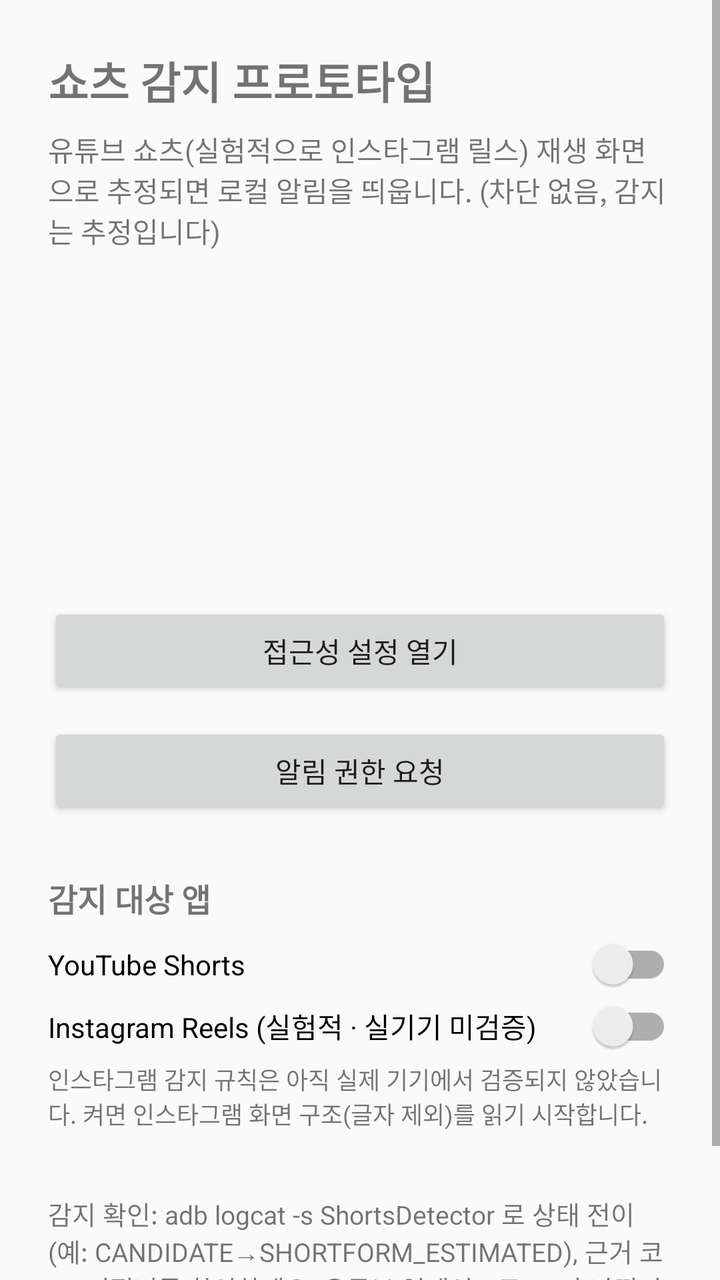
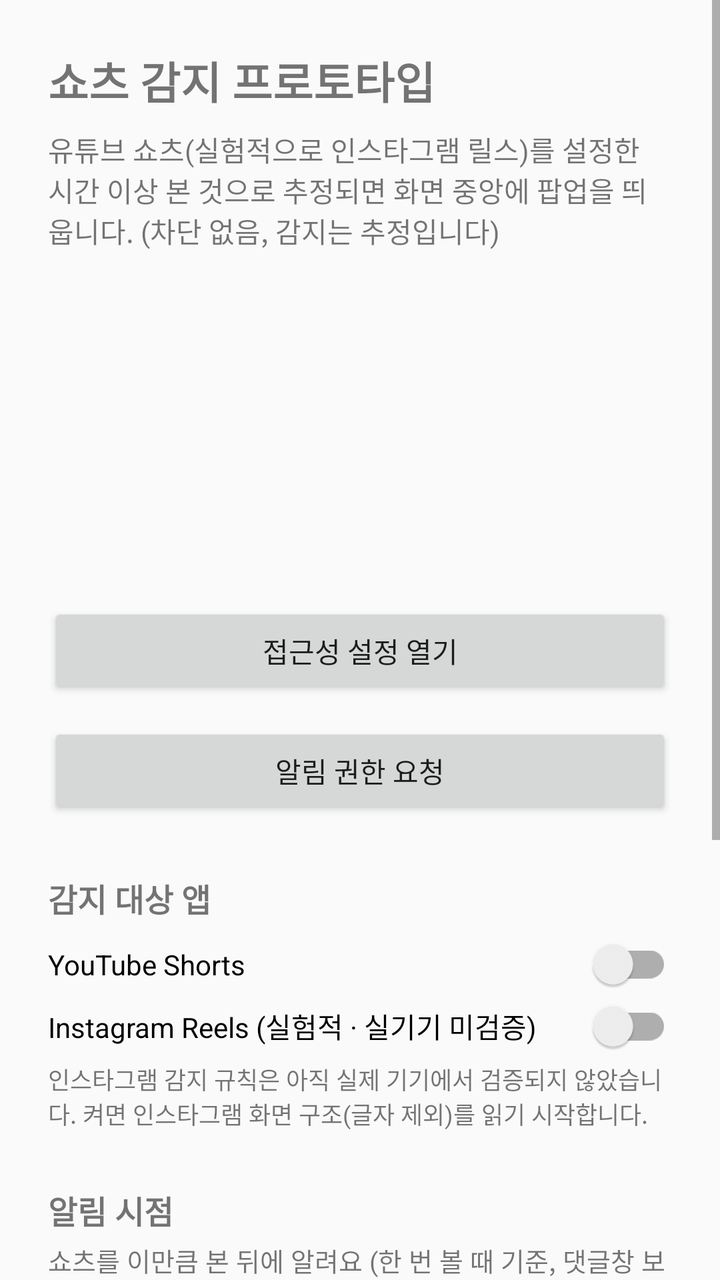

The first picture is an Android layout as it rendered before a commit; the second is the same layout after the commit. The layout source and the unified diff follow.
<!-- AndroidManifest.xml: application theme Theme.ShortsDetector -->
<!-- res/layout/activity_main.xml -->
<?xml version="1.0" encoding="utf-8"?>
<ScrollView xmlns:android="http://schemas.android.com/apk/res/android"
    android:layout_width="match_parent"
    android:layout_height="match_parent"
    android:fillViewport="true">

    <LinearLayout
        android:layout_width="match_parent"
        android:layout_height="wrap_content"
        android:orientation="vertical"
        android:padding="24dp">

        <TextView
            android:layout_width="wrap_content"
            android:layout_height="wrap_content"
            android:text="@string/app_name"
            android:textSize="22sp"
            android:textStyle="bold" />

        <TextView
            android:layout_width="match_parent"
            android:layout_height="wrap_content"
            android:layout_marginTop="8dp"
            android:text="@string/app_subtitle"
            android:textSize="14sp" />

        <TextView
            android:id="@+id/textAccessibilityStatus"
            android:layout_width="match_parent"
            android:layout_height="wrap_content"
            android:layout_marginTop="28dp"
            android:textSize="16sp" />

        <TextView
            android:id="@+id/textNotificationStatus"
            android:layout_width="match_parent"
            android:layout_height="wrap_content"
            android:layout_marginTop="8dp"
            android:textSize="16sp" />

        <TextView
            android:id="@+id/textDetectionStatus"
            android:layout_width="match_parent"
            android:layout_height="wrap_content"
            android:layout_marginTop="8dp"
            android:textSize="16sp" />

        <TextView
            android:id="@+id/textHint"
            android:layout_width="match_parent"
            android:layout_height="wrap_content"
            android:layout_marginTop="20dp"
            android:textSize="14sp" />

        <Button
            android:id="@+id/buttonOpenAccessibilitySettings"
            android:layout_width="match_parent"
            android:layout_height="wrap_content"
            android:layout_marginTop="28dp"
            android:text="@string/button_open_accessibility" />

        <Button
            android:id="@+id/buttonRequestNotification"
            android:layout_width="match_parent"
            android:layout_height="wrap_content"
            android:layout_marginTop="12dp"
            android:text="@string/button_request_notification" />

        <TextView
            android:layout_width="match_parent"
            android:layout_height="wrap_content"
            android:layout_marginTop="28dp"
            android:text="@string/section_targets"
            android:textSize="16sp"
            android:textStyle="bold" />

        <androidx.appcompat.widget.SwitchCompat
            android:id="@+id/switchYouTube"
            android:layout_width="match_parent"
            android:layout_height="wrap_content"
            android:layout_marginTop="8dp"
            android:text="@string/switch_youtube" />

        <androidx.appcompat.widget.SwitchCompat
            android:id="@+id/switchInstagram"
            android:layout_width="match_parent"
            android:layout_height="wrap_content"
            android:layout_marginTop="4dp"
            android:text="@string/switch_instagram" />

        <TextView
            android:layout_width="match_parent"
            android:layout_height="wrap_content"
            android:layout_marginTop="4dp"
            android:text="@string/instagram_warning"
            android:textSize="12sp" />

        <TextView
            android:layout_width="match_parent"
            android:layout_height="wrap_content"
            android:layout_marginTop="32dp"
            android:text="@string/tuning_guide"
            android:textSize="13sp" />

    </LinearLayout>
</ScrollView>
<!-- resources referenced by this layout -->
<resources>
  <string name="app_name">쇼츠 감지 프로토타입</string>
  <string name="app_subtitle">유튜브 쇼츠(실험적으로 인스타그램 릴스) 재생 화면으로 추정되면 로컬 알림을 띄웁니다. (차단 없음, 감지는 추정입니다)</string>
  <string name="button_open_accessibility">접근성 설정 열기</string>
  <string name="button_request_notification">알림 권한 요청</string>
  <string name="instagram_warning">인스타그램 감지 규칙은 아직 실제 기기에서 검증되지 않았습니다. 켜면 인스타그램 화면 구조(글자 제외)를 읽기 시작합니다.</string>
  <string name="section_targets">감지 대상 앱</string>
  <string name="switch_instagram">Instagram Reels (실험적 · 실기기 미검증)</string>
  <string name="switch_youtube">YouTube Shorts</string>
  <string name="tuning_guide">감지 확인: adb logcat -s ShortsDetector 로 상태 전이(예: CANDIDATE→SHORTFORM_ESTIMATED), 근거 코드, 면적비를 확인하세요. 유튜브 업데이트로 ID 가 바뀌면 detection/adapters/youtube/YouTubeViewIds.kt 를 확인하세요. 자세한 절차: docs/DEVICE_TEST_GUIDE.md</string>
  <style name="Theme.ShortsDetector" parent="Theme.AppCompat.DayNight.DarkActionBar" />
</resources>

<!-- the commit's change to res/layout/activity_main.xml (unified diff, before → after) -->
@@ -98,6 +98,58 @@
         <TextView
             android:layout_width="match_parent"
             android:layout_height="wrap_content"
+            android:layout_marginTop="28dp"
+            android:text="@string/section_intervention"
+            android:textSize="16sp"
+            android:textStyle="bold" />
+
+        <TextView
+            android:layout_width="match_parent"
+            android:layout_height="wrap_content"
+            android:layout_marginTop="4dp"
+            android:text="@string/threshold_label"
+            android:textSize="13sp" />
+
+        
+        <RadioGroup
+            android:id="@+id/groupThreshold"
+            android:layout_width="match_parent"
+            android:layout_height="wrap_content"
+            android:layout_marginTop="4dp"
+            android:orientation="vertical" />
+
+        <androidx.appcompat.widget.SwitchCompat
+            android:id="@+id/switchPopup"
+            android:layout_width="match_parent"
+            android:layout_height="wrap_content"
+            android:layout_marginTop="8dp"
+            android:text="@string/switch_popup" />
+
+        <TextView
+            android:layout_width="match_parent"
+            android:layout_height="wrap_content"
+            android:layout_marginTop="28dp"
+            android:text="@string/section_records"
+            android:textSize="16sp"
+            android:textStyle="bold" />
+
+        <TextView
+            android:id="@+id/textRecords"
+            android:layout_width="match_parent"
+            android:layout_height="wrap_content"
+            android:layout_marginTop="4dp"
+            android:textSize="13sp" />
+
+        <Button
+            android:id="@+id/buttonDeleteRecords"
+            android:layout_width="wrap_content"
+            android:layout_height="wrap_content"
+            android:layout_marginTop="8dp"
+            android:text="@string/button_delete_records" />
+
+        <TextView
+            android:layout_width="match_parent"
+            android:layout_height="wrap_content"
             android:layout_marginTop="32dp"
             android:text="@string/tuning_guide"
             android:textSize="13sp" />
<!-- resource entries referenced after the edit -->
@@ -1,13 +1,18 @@
 <!-- resources referenced by this layout -->
 <resources>
   <string name="app_name">쇼츠 감지 프로토타입</string>
-  <string name="app_subtitle">유튜브 쇼츠(실험적으로 인스타그램 릴스) 재생 화면으로 추정되면 로컬 알림을 띄웁니다. (차단 없음, 감지는 추정입니다)</string>
+  <string name="app_subtitle">유튜브 쇼츠(실험적으로 인스타그램 릴스)를 설정한 시간 이상 본 것으로 추정되면 화면 중앙에 팝업을 띄웁니다. (차단 없음, 감지는 추정입니다)</string>
+  <string name="button_delete_records">기록 전체 삭제</string>
   <string name="button_open_accessibility">접근성 설정 열기</string>
   <string name="button_request_notification">알림 권한 요청</string>
   <string name="instagram_warning">인스타그램 감지 규칙은 아직 실제 기기에서 검증되지 않았습니다. 켜면 인스타그램 화면 구조(글자 제외)를 읽기 시작합니다.</string>
+  <string name="section_intervention">알림 시점</string>
+  <string name="section_records">사용 기록</string>
   <string name="section_targets">감지 대상 앱</string>
   <string name="switch_instagram">Instagram Reels (실험적 · 실기기 미검증)</string>
+  <string name="switch_popup">화면 중앙 팝업으로 알리기 (끄면 상단 알림만)</string>
   <string name="switch_youtube">YouTube Shorts</string>
+  <string name="threshold_label">쇼츠를 이만큼 본 뒤에 알려요 (한 번 볼 때 기준, 댓글창 보는 시간 포함, 대화상자로 가린 시간 제외)</string>
   <string name="tuning_guide">감지 확인: adb logcat -s ShortsDetector 로 상태 전이(예: CANDIDATE→SHORTFORM_ESTIMATED), 근거 코드, 면적비를 확인하세요. 유튜브 업데이트로 ID 가 바뀌면 detection/adapters/youtube/YouTubeViewIds.kt 를 확인하세요. 자세한 절차: docs/DEVICE_TEST_GUIDE.md</string>
   <style name="Theme.ShortsDetector" parent="Theme.AppCompat.DayNight.DarkActionBar" />
 </resources>
